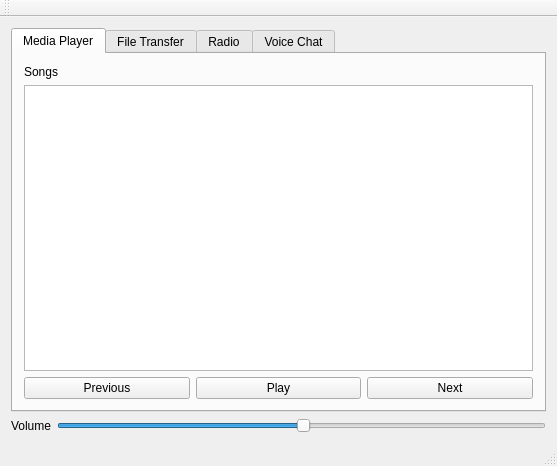
Before: the Qt Designer form ComAudioClient/mainwindow.ui in CarsonRoscoe/WirelessAudio, drawn with Qt 5.
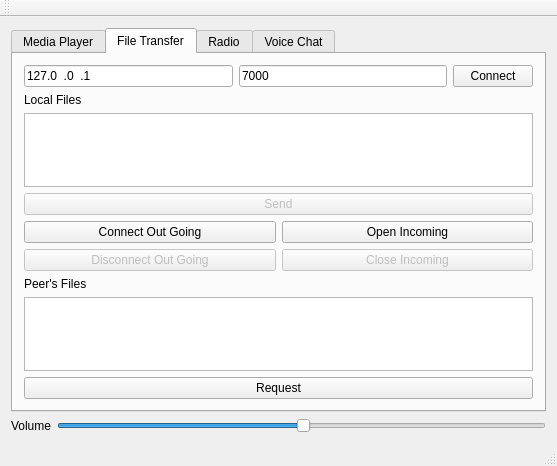
After: the same form once the commit is applied.

Patch:
```diff
--- a/ComAudioClient/mainwindow.ui
+++ b/ComAudioClient/mainwindow.ui
@@ -16,7 +16,7 @@
   <widget class="QWidget" name="centralWidget">
    <layout class="QGridLayout" name="gridLayout">
     <item row="0" column="0" colspan="2">
-     <widget class="QTabWidget" name="connectPeerVoiceBtn">
+     <widget class="QTabWidget" name="tabWidget">
       <property name="tabShape">
        <enum>QTabWidget::Rounded</enum>
       </property>
@@ -28,16 +28,30 @@
         <string>Media Player</string>
        </attribute>
        <layout class="QGridLayout" name="gridLayout_5">
-        <item row="0" column="0" colspan="3">
+        <item row="0" column="0" colspan="5">
          <widget class="QLabel" name="label_4">
           <property name="text">
            <string>Songs</string>
           </property>
          </widget>
         </item>
-        <item row="1" column="0" colspan="3">
+        <item row="1" column="0" colspan="5">
          <widget class="QListWidget" name="songList"/>
         </item>
+        <item row="2" column="4">
+         <widget class="QPushButton" name="nextSongBtn">
+          <property name="text">
+           <string>Next</string>
+          </property>
+         </widget>
+        </item>
+        <item row="2" column="2">
+         <widget class="QPushButton" name="playPauseBtn">
+          <property name="text">
+           <string>Play</string>
+          </property>
+         </widget>
+        </item>
         <item row="2" column="0">
          <widget class="QPushButton" name="prevSongBtn">
           <property name="text">
@@ -46,14 +60,14 @@
          </widget>
         </item>
         <item row="2" column="1">
-         <widget class="QPushButton" name="playPauseBtn">
+         <widget class="QPushButton" name="skipBkwdBtn">
           <property name="text">
            <string>Play</string>
           </property>
          </widget>
         </item>
-        <item row="2" column="2">
-         <widget class="QPushButton" name="nextSongBtn">
+        <item row="3" column="2">
+         <widget class="QPushButton" name="resumeBtn">
           <property name="text">
            <string>Next</string>
           </property>
@@ -66,6 +80,66 @@
         <string>File Transfer</string>
        </attribute>
        <layout class="QGridLayout" name="gridLayout_3">
+        <item row="6" column="0" colspan="3">
+         <layout class="QGridLayout" name="gridLayout_6">
+          <property name="leftMargin">
+           <number>0</number>
+          </property>
+          <property name="topMargin">
+           <number>0</number>
+          </property>
+          <property name="rightMargin">
+           <number>0</number>
+          </property>
+          <item row="0" column="0">
+           <widget class="QPushButton" name="connectOutBtn">
+            <property name="text">
+             <string>Connect Out Going</string>
+            </property>
+           </widget>
+          </item>
+          <item row="0" column="1">
+           <widget class="QPushButton" name="openInBtn">
+            <property name="text">
+             <string>Open Incoming</string>
+            </property>
+           </widget>
+          </item>
+          <item row="1" column="0">
+           <widget class="QPushButton" name="disconnectOutBtn">
+            <property name="enabled">
+             <bool>false</bool>
+            </property>
+            <property name="text">
+             <string>Disconnect Out Going</string>
+            </property>
+           </widget>
+          </item>
+          <item row="1" column="1">
+           <widget class="QPushButton" name="closeInBtn">
+            <property name="enabled">
+             <bool>false</bool>
+            </property>
+            <property name="text">
+             <string>Close Incoming</string>
+            </property>
+           </widget>
+          </item>
+         </layout>
+        </item>
+        <item row="2" column="0" colspan="3">
+         <widget class="QListWidget" name="localFileList"/>
+        </item>
+        <item row="3" column="0" colspan="3">
+         <widget class="QPushButton" name="sendFileBtn">
+          <property name="enabled">
+           <bool>false</bool>
+          </property>
+          <property name="text">
+           <string>Send</string>
+          </property>
+         </widget>
+        </item>
         <item row="0" column="0">
          <widget class="QLineEdit" name="peerIp">
           <property name="inputMask">
@@ -106,33 +180,23 @@
           </property>
          </widget>
         </item>
-        <item row="2" column="0" colspan="3">
-         <widget class="QListWidget" name="localFileList"/>
-        </item>
-        <item row="3" column="0" colspan="3">
-         <widget class="QPushButton" name="sendFileBtn">
-          <property name="text">
-           <string>Send</string>
-          </property>
-         </widget>
-        </item>
-        <item row="4" column="0">
+        <item row="7" column="0">
          <widget class="QLabel" name="label_3">
           <property name="text">
            <string>Peer's Files</string>
           </property>
          </widget>
         </item>
-        <item row="5" column="0" colspan="3">
-         <widget class="QListWidget" name="peerFileList"/>
-        </item>
-        <item row="6" column="0" colspan="3">
+        <item row="9" column="0" colspan="3">
          <widget class="QPushButton" name="requestFileBtn">
           <property name="text">
            <string>Request</string>
           </property>
          </widget>
         </item>
+        <item row="8" column="0" colspan="3">
+         <widget class="QListWidget" name="peerFileList"/>
+        </item>
        </layout>
       </widget>
       <widget class="QWidget" name="radioTab">
@@ -221,7 +285,7 @@
          </widget>
         </item>
         <item row="0" column="2">
-         <widget class="QPushButton" name="pushButton_5">
+         <widget class="QPushButton" name="connectPeerVoiceBtn">
           <property name="text">
            <string>Connect</string>
           </property>
```
Left out of the diff: 37 changed lines with no effect on the pictures.
